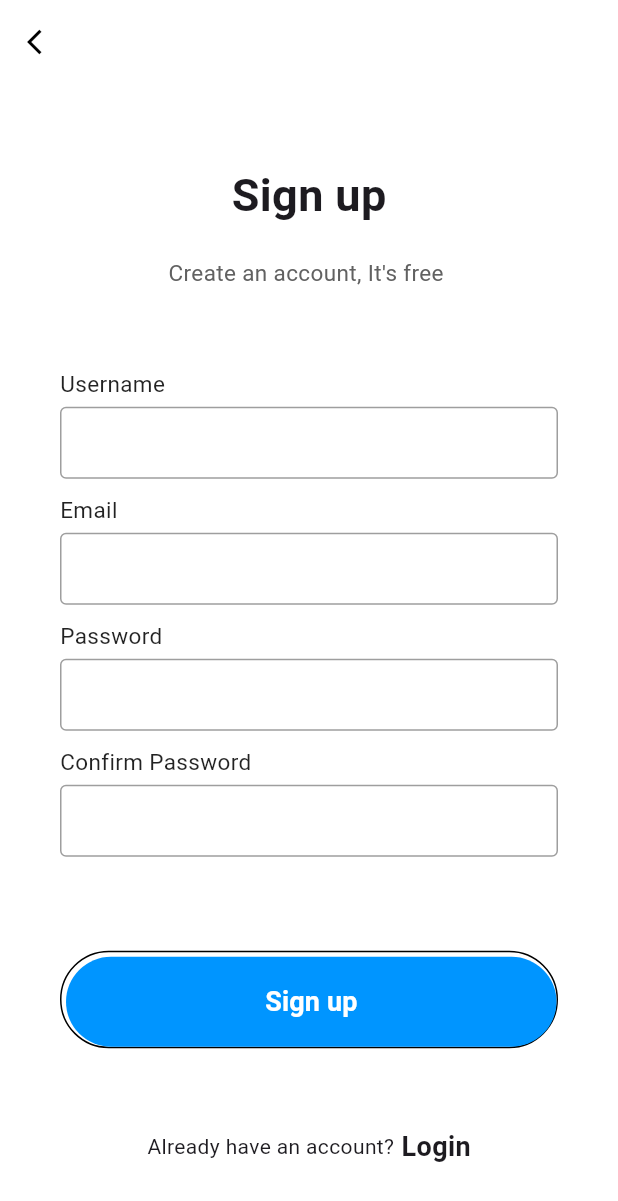
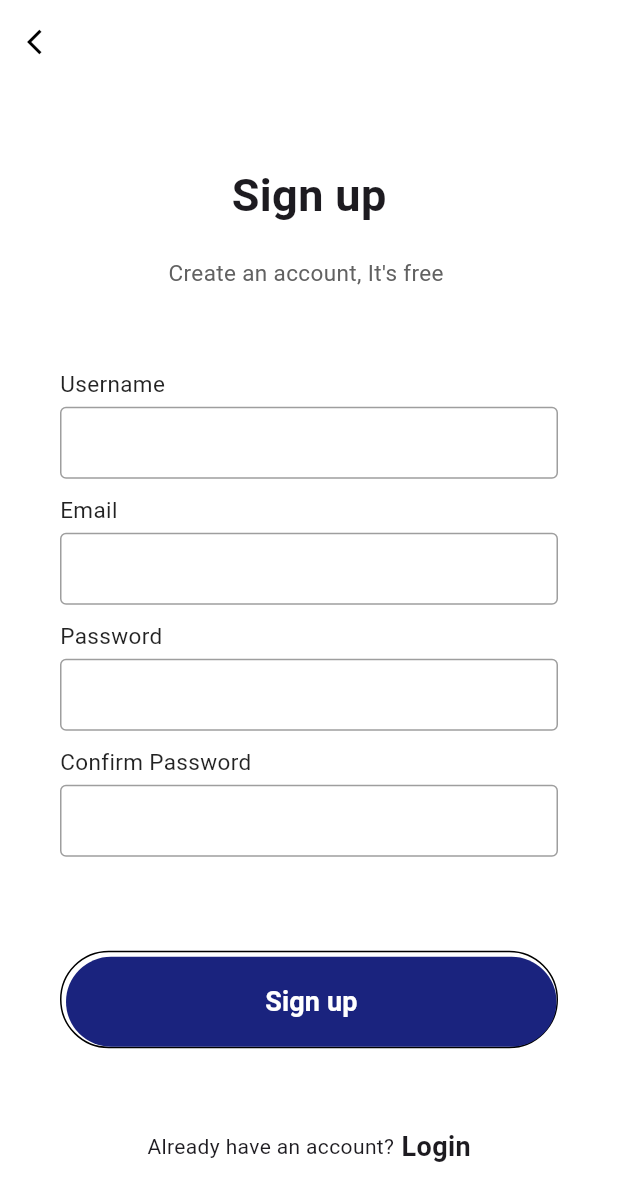
Before and after one commit to abdoulahi21/flutter-gestion_offre, a Flutter app: the screen it shows after launch, after a tap on "Sign up", on a phone screen of 412 x 824 dp. Shown: the top 1201 px of the screen. Run offline on Flutter 3.47's test engine with Material 3 defaults, Android fonts, the phone set to English and light mode, and no system bars.

Commit message:
authentification page

```diff
--- a/lib/pages/login.dart
+++ b/lib/pages/login.dart
@@ -75,7 +75,7 @@ class Login extends StatelessWidget {
                       minWidth: double.infinity,
                       height: 60,
                       onPressed: () {},
-                      color: Color(0xff0095FF),
+                      color: Colors.indigo[900],
                       elevation: 0,
                       shape: RoundedRectangleBorder(
                         borderRadius: BorderRadius.circular(50),
--- a/lib/pages/signup.dart
+++ b/lib/pages/signup.dart
@@ -37,15 +37,12 @@ class SignUp extends StatelessWidget {
                     style: TextStyle(
                       fontSize: 30,
                       fontWeight: FontWeight.bold,
-
                     ),),
                   SizedBox(height: 20,),
                   Text("Create an account, It's free ",
                     style: TextStyle(
                         fontSize: 15,
                         color:Colors.grey[700]),)
-
-
                 ],
               ),
               Column(
@@ -66,19 +63,16 @@ class SignUp extends StatelessWidget {
                       top: BorderSide(color: Colors.black),
                       left: BorderSide(color: Colors.black),
                       right: BorderSide(color: Colors.black),
-
                     )
-
                 ),
                 child: MaterialButton(
                   minWidth: double.infinity,
                   height: 60,
                   onPressed: () {},
-                  color: Color(0xff0095FF),
+                  color: Colors.indigo[900],
                   elevation: 0,
                   shape: RoundedRectangleBorder(
                     borderRadius: BorderRadius.circular(50),
-
                   ),
                   child: Text(
                     "Sign up", style: TextStyle(
@@ -104,13 +98,9 @@ class SignUp extends StatelessWidget {
                   )
                 ],
               )
-
-
-
             ],
 
           ),
-
 
         ),
 
@@ -119,8 +109,6 @@ class SignUp extends StatelessWidget {
     );
   }
 }
-
-
 
 // we will be creating a widget for text field
 Widget inputFile({label, obscureText = false})
--- a/lib/pages/welcome.dart
+++ b/lib/pages/welcome.dart
@@ -89,7 +89,7 @@ class Welcome extends StatelessWidget {
                       Navigator.push(context, MaterialPageRoute(builder: (context)=> SignUp()));
 
                     },
-                    color: Color(0xff0095FF),
+                    color: Colors.indigo[900],
                     shape: RoundedRectangleBorder(
                         borderRadius: BorderRadius.circular(50)
                     ),
```
